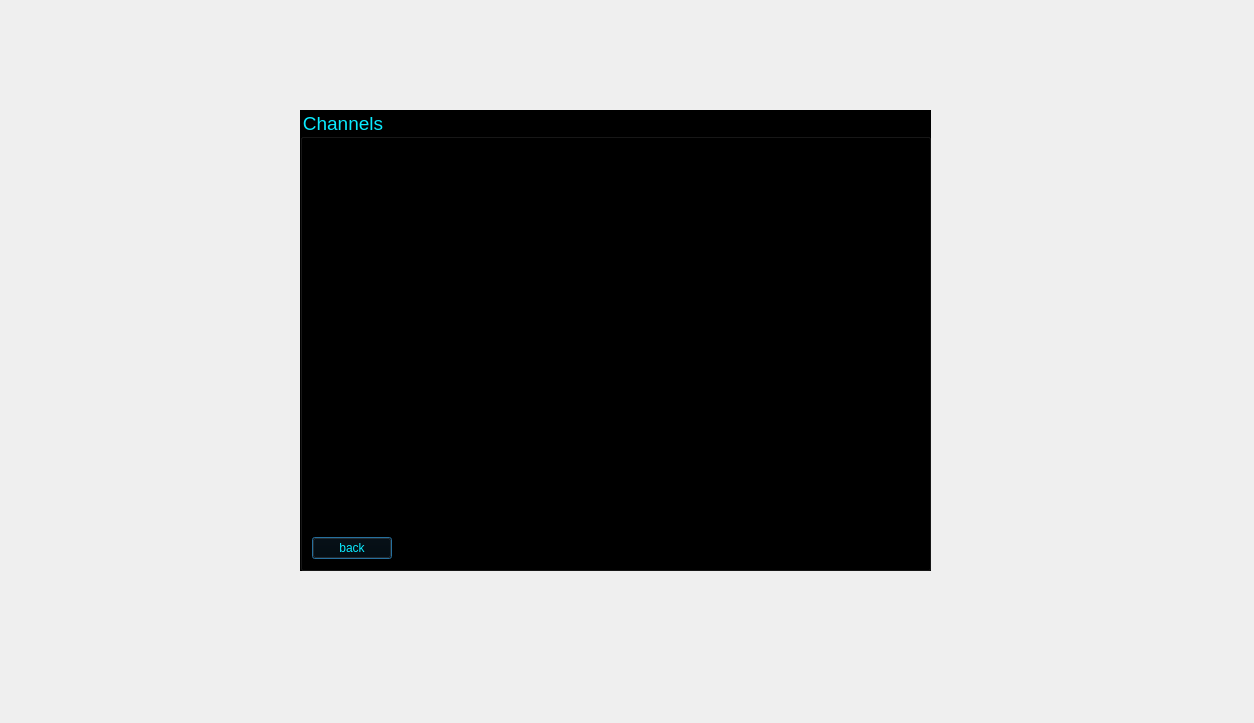
Before: the Qt Designer form massenger/getchannellist_dialog.ui in MahanBeidokhti/AP-Messenger, drawn with Qt 5.
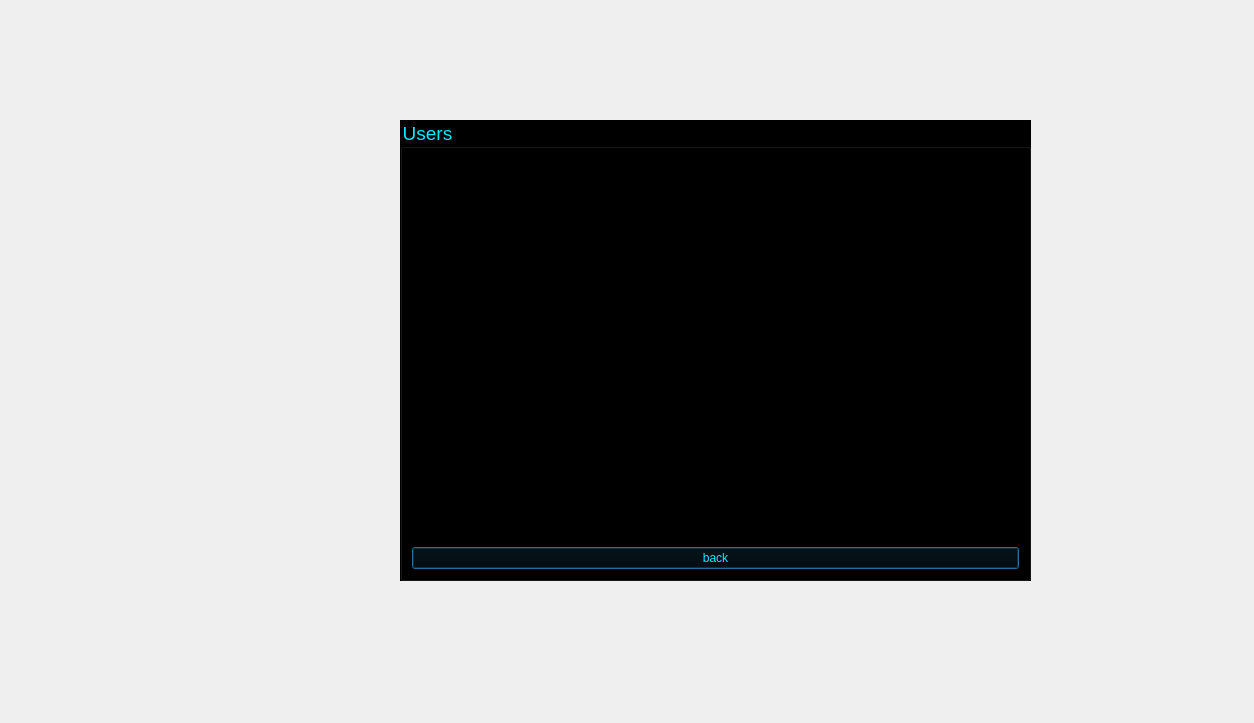
After: the same form once the commit is applied. Icons and pictures are not drawn.

Commit message: get UGC list added

The edit to the form file:
```diff
--- a/massenger/getchannellist_dialog.ui
+++ b/massenger/getchannellist_dialog.ui
@@ -19,8 +19,8 @@
   <widget class="QGroupBox" name="channels_groupBox">
    <property name="geometry">
     <rect>
-     <x>300</x>
-     <y>110</y>
+     <x>400</x>
+     <y>120</y>
      <width>631</width>
      <height>461</height>
     </rect>
@@ -35,23 +35,19 @@
 background-color: rgb(0, 0, 0);</string>
    </property>
    <property name="title">
-    <string>Channels</string>
+    <string>Users</string>
    </property>
    <layout class="QFormLayout" name="formLayout">
-    <item row="1" column="0">
+    <item row="0" column="0" colspan="2">
+     <widget class="QTextEdit" name="channel_list_textEdit"/>
+    </item>
+    <item row="1" column="0" colspan="2">
      <widget class="QPushButton" name="pushButton">
       <property name="text">
        <string>back</string>
       </property>
      </widget>
     </item>
-    <item row="0" column="0" colspan="2">
-     <widget class="QListView" name="channels_listView">
-      <property name="styleSheet">
-       <string notr="true">color: rgb(0, 0, 0);</string>
-      </property>
-     </widget>
-    </item>
    </layout>
   </widget>
  </widget>
```
Left out of the diff: 2 changed lines with no effect on the pictures. The commit also changes 12 other files.
